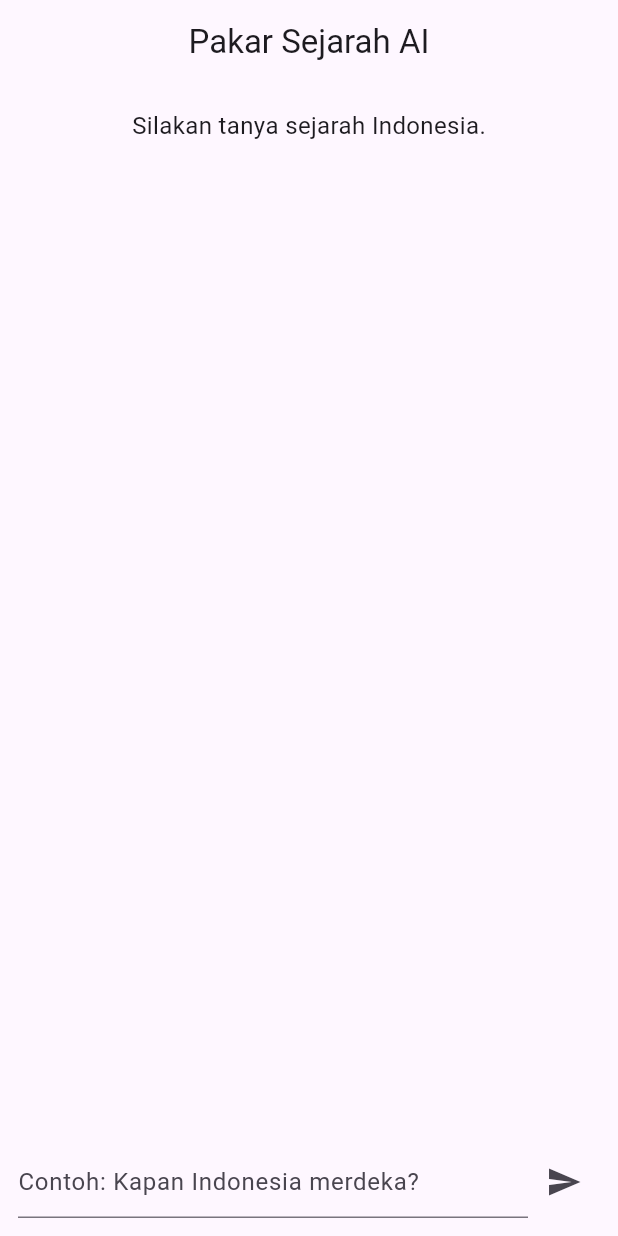
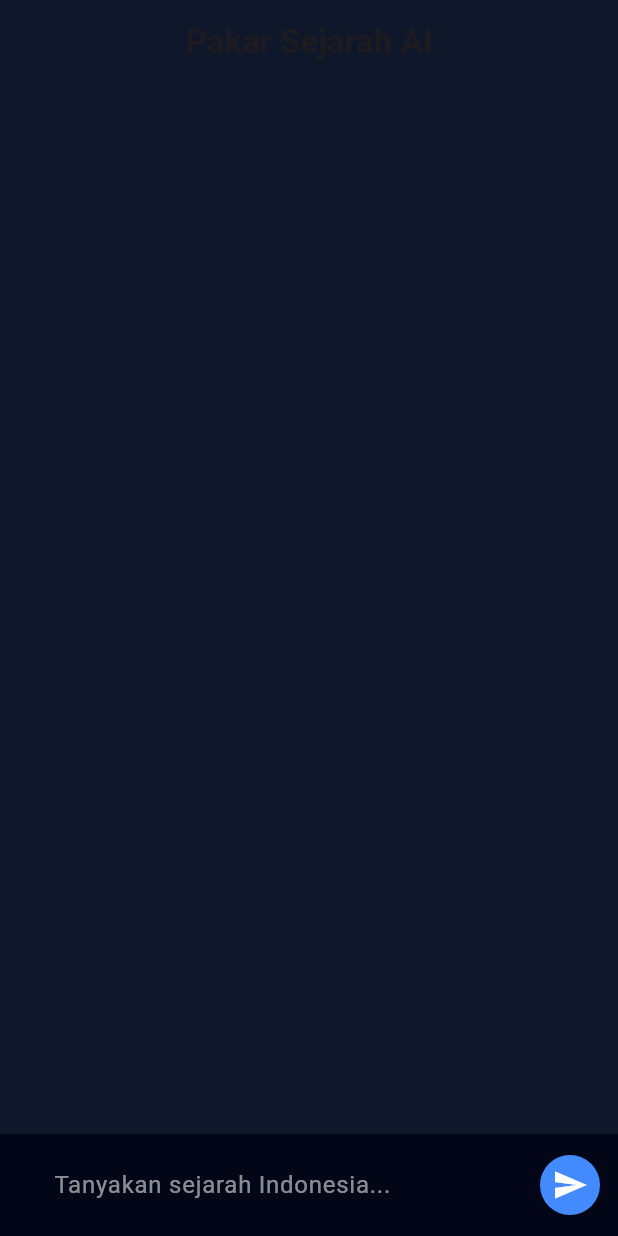
Before and after one commit to dandinugraha2001-code/tugas_mobile_ai_kedinasan, a Flutter app: the screen it shows after launch, after a tap on the "send" icon, on a phone screen of 412 x 824 dp. Run offline on Flutter 3.47's test engine with Material 3 defaults, Android fonts, the phone set to English and light mode, and no system bars; our stand-ins replace flutter_dotenv.

Commit message:
membuat tampilan menjadi menarik

```diff
--- a/lib/main.dart
+++ b/lib/main.dart
@@ -6,170 +6,140 @@ import 'package:flutter_dotenv/flutter_dotenv.dart';
 Future<void> main() async {
   WidgetsFlutterBinding.ensureInitialized();
   await dotenv.load(fileName: ".env");
-  runApp(const MyApp());
+  runApp(const AIChatApp());
 }
 
-class MyApp extends StatelessWidget {
-  const MyApp({super.key});
+class AIChatApp extends StatelessWidget {
+  const AIChatApp({super.key});
 
   @override
   Widget build(BuildContext context) {
-    return const MaterialApp(
+    return MaterialApp(
       debugShowCheckedModeBanner: false,
-      home: ChatPage(),
+      theme: ThemeData(
+        fontFamily: 'Roboto',
+        useMaterial3: true,
+      ),
+      home: const ChatScreen(),
     );
   }
 }
 
-class ChatPage extends StatefulWidget {
-  const ChatPage({super.key});
+class ChatScreen extends StatefulWidget {
+  const ChatScreen({super.key});
 
   @override
-  State<ChatPage> createState() => _ChatPageState();
+  State<ChatScreen> createState() => _ChatScreenState();
 }
 
-class _ChatPageState extends State<ChatPage> {
+class _ChatScreenState extends State<ChatScreen> {
   final TextEditingController _controller = TextEditingController();
-  String _response = "Silakan tanya sejarah Indonesia.";
-  bool _loading = false;
-  String? _modelName; // model valid hasil ListModels
+  final List<Map<String, String>> _messages = [];
+  bool _isTyping = false;
 
-  /// Ambil model yang BENAR-BENAR tersedia & support generateContent
-  Future<void> _loadValidModel(String apiKey) async {
-    final uri = Uri.parse(
-      "https://generativelanguage.googleapis.com/v1beta/models?key=$apiKey",
-    );
-
-    final res = await http.get(uri);
-    if (res.statusCode != 200) {
-      throw Exception("Gagal mengambil daftar model: ${res.body}");
-    }
-
-    final data = jsonDecode(res.body);
-    final models = data["models"] as List<dynamic>;
-
-    // Cari model yang mendukung generateContent
-    for (final m in models) {
-      final methods = (m["supportedGenerationMethods"] as List<dynamic>?)
-              ?.map((e) => e.toString())
-              .toList() ??
-          [];
-      if (methods.contains("generateContent")) {
-        _modelName = m["name"]; // contoh: models/xxxxx
-        break;
-      }
-    }
-
-    if (_modelName == null) {
-      throw Exception("Tidak ada model yang mendukung generateContent.");
-    }
-  }
-
-  Future<void> _askAI(String question) async {
-    if (question.trim().isEmpty) return;
-
-    final apiKey = dotenv.env['GEMINI_API_KEY'];
-    if (apiKey == null || apiKey.isEmpty) {
-      setState(() {
-        _response = "❌ API Key tidak ditemukan di .env";
-      });
-      return;
-    }
+  Future<void> _sendMessage(String text) async {
+    if (text.trim().isEmpty) return;
 
     setState(() {
-      _loading = true;
-      _response = "⏳ Memuat model & berpikir...";
+      _messages.add({"role": "user", "text": text});
+      _isTyping = true;
     });
 
-    try {
-      // Load model valid sekali saja
-      _modelName ??= (await () async {
-        await _loadValidModel(apiKey);
-        return _modelName!;
-      }());
+    _controller.clear();
 
-      final uri = Uri.parse(
-        "https://generativelanguage.googleapis.com/v1beta/$_modelName:generateContent?key=$apiKey",
-      );
-
-      final res = await http.post(
-        uri,
-        headers: {"Content-Type": "application/json"},
-        body: jsonEncode({
-          "contents": [
-            {
-              "parts": [
-                {
+    // ==== SIMULASI AI (GANTI DENGAN API GEMINI KAMU) ====
+    await Future.delayed(const Duration(seconds: 2));
+    setState(() {
+      _messages.add({
+        "role": "ai",
         "text":
-                      "Kamu adalah pakar sejarah Indonesia. Jawab dengan jelas:\n$question"
-                }
-              ]
-            }
-          ]
-        }),
-      );
-
-      if (res.statusCode != 200) {
-        throw Exception("API Error ${res.statusCode}: ${res.body}");
-      }
-
-      final data = jsonDecode(res.body);
-      setState(() {
-        _response =
-            data["candidates"]?[0]?["content"]?["parts"]?[0]?["text"] ??
-                "⚠️ Tidak ada jawaban dari AI.";
+            "Indonesia merdeka pada tanggal 17 Agustus 1945 yang diproklamasikan oleh Ir. Soekarno dan Mohammad Hatta."
       });
-    } catch (e) {
-      setState(() {
-        _response = "❌ Error: $e";
+      _isTyping = false;
     });
-    } finally {
-      setState(() {
-        _loading = false;
-        _controller.clear();
-      });
-    }
   }
 
   @override
   Widget build(BuildContext context) {
     return Scaffold(
+      backgroundColor: const Color(0xff0F172A),
       appBar: AppBar(
-        title: const Text("Pakar Sejarah AI"),
+        backgroundColor: Colors.transparent,
+        elevation: 0,
+        title: const Text(
+          "Pakar Sejarah AI",
+          style: TextStyle(fontWeight: FontWeight.bold),
+        ),
         centerTitle: true,
       ),
       body: Column(
         children: [
           Expanded(
-            child: Padding(
+            child: ListView.builder(
               padding: const EdgeInsets.all(16),
-              child: SingleChildScrollView(
+              itemCount: _messages.length,
+              itemBuilder: (context, index) {
+                final msg = _messages[index];
+                final isUser = msg["role"] == "user";
+                return ChatBubble(
+                  text: msg["text"]!,
+                  isUser: isUser,
+                );
+              },
+            ),
+          ),
+
+          if (_isTyping)
+            const Padding(
+              padding: EdgeInsets.only(left: 16, bottom: 8),
+              child: Align(
+                alignment: Alignment.centerLeft,
                 child: Text(
-                  _response,
-                  style: const TextStyle(fontSize: 16, height: 1.5),
+                  "AI sedang mengetik...",
+                  style: TextStyle(color: Colors.white70),
                 ),
               ),
             ),
+
+          _buildInputArea(),
+        ],
       ),
-          if (_loading) const LinearProgressIndicator(),
-          Padding(
-            padding: const EdgeInsets.all(12),
+    );
+  }
+
+  Widget _buildInputArea() {
+    return Container(
+      padding: const EdgeInsets.symmetric(horizontal: 12, vertical: 10),
+      decoration: const BoxDecoration(
+        color: Color(0xff020617),
+      ),
       child: Row(
         children: [
           Expanded(
             child: TextField(
               controller: _controller,
-                    decoration: const InputDecoration(
-                      hintText: "Contoh: Kapan Indonesia merdeka?",
+              style: const TextStyle(color: Colors.white),
+              decoration: InputDecoration(
+                hintText: "Tanyakan sejarah Indonesia...",
+                hintStyle: const TextStyle(color: Colors.white54),
+                filled: true,
+                fillColor: const Color(0xff020617),
+                border: OutlineInputBorder(
+                  borderRadius: BorderRadius.circular(25),
+                  borderSide: BorderSide.none,
                 ),
-                    onSubmitted: _askAI,
+                contentPadding:
+                    const EdgeInsets.symmetric(horizontal: 20),
+              ),
+              onSubmitted: _sendMessage,
             ),
           ),
-                IconButton(
-                  icon: const Icon(Icons.send),
-                  onPressed: () => _askAI(_controller.text),
-                ),
-              ],
+          const SizedBox(width: 8),
+          CircleAvatar(
+            backgroundColor: Colors.blueAccent,
+            child: IconButton(
+              icon: const Icon(Icons.send, color: Colors.white),
+              onPressed: () => _sendMessage(_controller.text),
             ),
           ),
         ],
@@ -177,3 +147,44 @@ class _ChatPageState extends State<ChatPage> {
     );
   }
 }
+
+class ChatBubble extends StatelessWidget {
+  final String text;
+  final bool isUser;
+
+  const ChatBubble({
+    super.key,
+    required this.text,
+    required this.isUser,
+  });
+
+  @override
+  Widget build(BuildContext context) {
+    return Align(
+      alignment:
+          isUser ? Alignment.centerRight : Alignment.centerLeft,
+      child: Container(
+        margin: const EdgeInsets.symmetric(vertical: 6),
+        padding: const EdgeInsets.all(14),
+        constraints: const BoxConstraints(maxWidth: 280),
+        decoration: BoxDecoration(
+          color: isUser
+              ? Colors.blueAccent
+              : const Color(0xff1E293B),
+          borderRadius: BorderRadius.only(
+            topLeft: const Radius.circular(16),
+            topRight: const Radius.circular(16),
+            bottomLeft:
+                isUser ? const Radius.circular(16) : Radius.zero,
+            bottomRight:
+                isUser ? Radius.zero : const Radius.circular(16),
+          ),
+        ),
+        child: Text(
+          text,
+          style: const TextStyle(color: Colors.white),
+        ),
+      ),
+    );
+  }
+}
```
Lines whose indentation alone changed are shown as unchanged.
